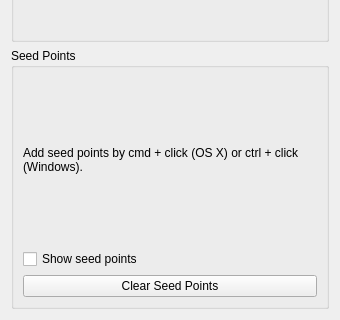
Before: the Qt Designer form smoke/view/streamlinestab.ui in bvanloon/Scientific-Visualization, drawn with Qt 5; both pictures show x 0 to 340 and y 587 to 907 of the 340 by 907 pixel window.
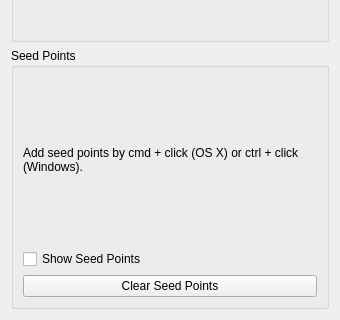
After: the same form once the commit is applied. Custom widgets are drawn as their Qt base class.

The edit to the form file:
```diff
--- a/smoke/view/streamlinestab.ui
+++ b/smoke/view/streamlinestab.ui
@@ -176,7 +176,7 @@
       <item>
        <widget class="QCheckBox" name="showSeedPoinsCheckBox">
         <property name="text">
-         <string>Show seed points</string>
+         <string>Show Seed Points</string>
         </property>
        </widget>
       </item>
```
